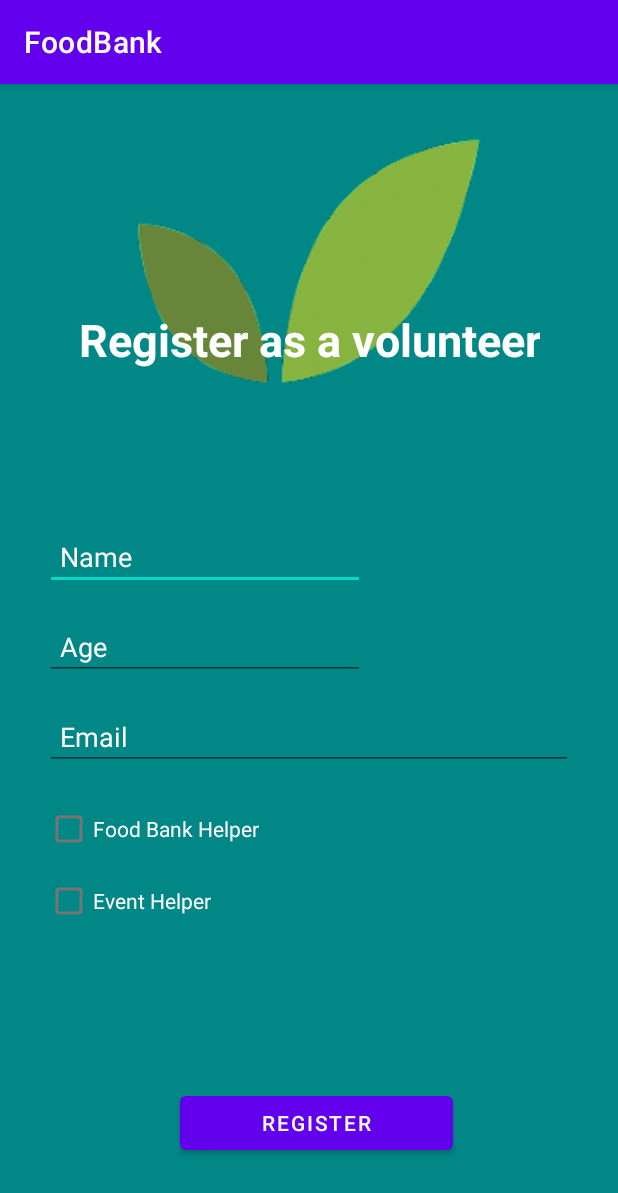
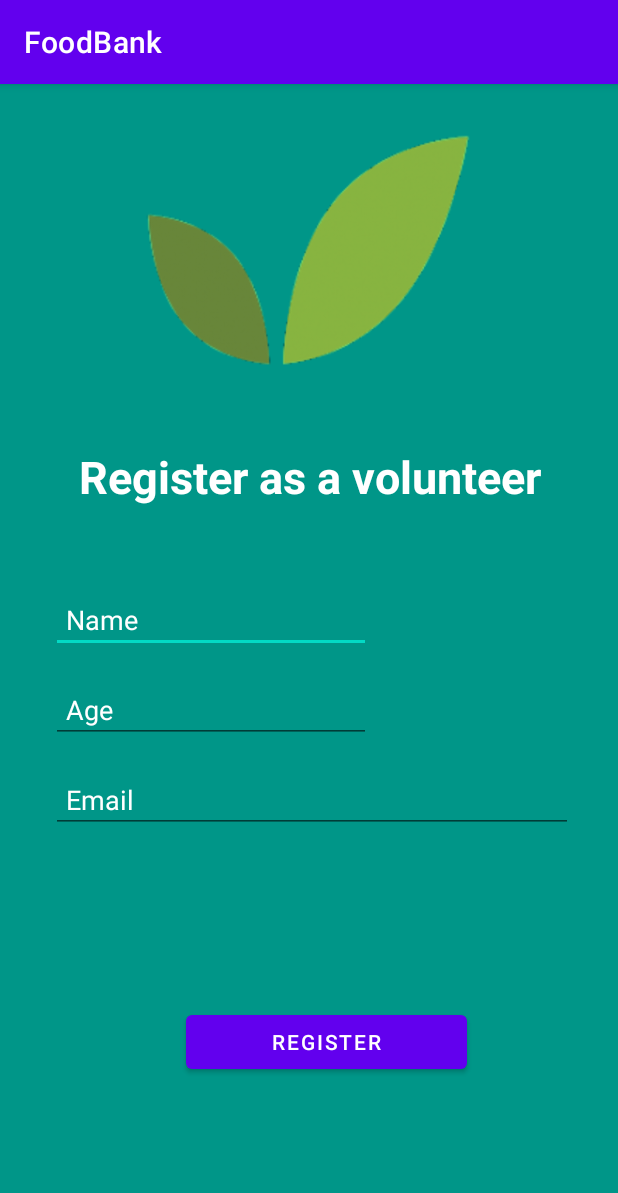
Before and after one commit to Ryanshinta/FoodBank, an Android app: the VolunteerActivity screen opened directly, with no data from a screen before it, on a phone screen of 412 x 824 dp. Shown: the top 1193 px of the screen. Run offline under Robolectric (Android 15) with nearby library versions, the phone set to English and light mode, and no system bars; our stand-ins replace Firebase (no records; nobody signed in at launch, a user with empty details on screens opened directly), data binding.

Commit message:
volunteer half

```diff
--- a/app/src/main/java/com/taruc/foodbank/VolunteerActivity.kt
+++ b/app/src/main/java/com/taruc/foodbank/VolunteerActivity.kt
@@ -1,11 +1,58 @@
 package com.taruc.foodbank
 
+import android.app.DatePickerDialog
 import androidx.appcompat.app.AppCompatActivity
 import android.os.Bundle
+import android.text.TextUtils
+import android.widget.CheckBox
+import android.widget.TextView
+import android.widget.Toast
+import androidx.databinding.DataBindingUtil
+import com.google.firebase.auth.FirebaseAuth
+import com.google.firebase.firestore.FirebaseFirestore
+import com.google.firebase.firestore.ktx.firestore
+import com.google.firebase.ktx.Firebase
+import com.taruc.foodbank.databinding.ActivityLoginBinding
+import com.taruc.foodbank.databinding.ActivityVolunteerBinding
+import com.taruc.foodbank.entity.role
 
 class VolunteerActivity : AppCompatActivity() {
+    private lateinit var binding: ActivityVolunteerBinding
+    private lateinit var auth: FirebaseAuth
+    private lateinit var db: FirebaseFirestore
     override fun onCreate(savedInstanceState: Bundle?) {
         super.onCreate(savedInstanceState)
         setContentView(R.layout.activity_volunteer)
+        binding = DataBindingUtil.setContentView(this, R.layout.activity_volunteer)
+
+        auth = FirebaseAuth.getInstance();
+        db = Firebase.firestore
+
+        binding.btnVolRegister.setOnClickListener() {
+            registerVolunteer()
+        }
+    }
+
+    private fun registerVolunteer() {
+        val name: String = binding.tvVolName.text.toString()
+        val age: String = binding.tvVolAge.text.toString()
+        val email: String = binding.tvVolEmail.text.toString()
+        //val cbFoodBankVolunteer = binding.cbFoodBankHelper
+        //val cbEventVolunteer = binding.cbEventHelper
+        val button = binding.btnVolRegister
+
+        if (TextUtils.isEmpty(name)) {
+            Toast.makeText(applicationContext, "Please enter your name!", Toast.LENGTH_LONG).show()
+            return;
+        }
+        if (TextUtils.isEmpty(age)) {
+            Toast.makeText(applicationContext, "Please enter your age!", Toast.LENGTH_LONG).show()
+            return;
+        }
+        if (TextUtils.isEmpty(email)) {
+            Toast.makeText(applicationContext, "Please enter your email!", Toast.LENGTH_LONG).show()
+            return;
+        }
+
     }
 }
--- a/app/src/main/res/layout/activity_volunteer.xml
+++ b/app/src/main/res/layout/activity_volunteer.xml
@@ -1,49 +1,53 @@
 <?xml version="1.0" encoding="utf-8"?>
-<androidx.constraintlayout.widget.ConstraintLayout xmlns:android="http://schemas.android.com/apk/res/android"
-    xmlns:app="http://schemas.android.com/apk/res-auto"
-    xmlns:tools="http://schemas.android.com/tools"
+<layout xmlns:tools="http://schemas.android.com/tools"
+    xmlns:android="http://schemas.android.com/apk/res/android"
+    xmlns:app="http://schemas.android.com/apk/res-auto">
+
+    <androidx.constraintlayout.widget.ConstraintLayout
         android:layout_width="match_parent"
-    android:background="@color/teal_700"
-    android:layout_height="match_parent">
+        android:layout_height="match_parent"
+        android:background="#009688">
 
         <ImageView
             android:id="@+id/imageView"
-        android:layout_width="match_parent"
-        android:layout_height="wrap_content"
+            android:layout_width="411dp"
+            android:layout_height="225dp"
             app:srcCompat="@drawable/logo"
             tools:ignore="MissingConstraints" />
 
         <TextView
             android:id="@+id/banner"
-        android:layout_width="wrap_content"
-        android:layout_height="86dp"
-        android:layout_marginTop="113dp"
-        android:layout_marginBottom="532dp"
+            android:layout_width="315dp"
+            android:layout_height="50dp"
+            android:layout_marginStart="49dp"
+            android:layout_marginTop="16dp"
+            android:layout_marginEnd="49dp"
             android:text="Register as a volunteer"
             android:textAlignment="center"
             android:textAppearance="@style/TextAppearance.AppCompat.Large"
             android:textColor="@color/white"
             android:textSize="30dp"
             android:textStyle="bold"
-        app:layout_constraintBottom_toBottomOf="parent"
             app:layout_constraintEnd_toEndOf="parent"
             app:layout_constraintStart_toStartOf="parent"
-        app:layout_constraintTop_toTopOf="parent"
-        app:layout_constraintVertical_bias="1.0" />
+            app:layout_constraintTop_toBottomOf="@+id/imageView" />
 
         <LinearLayout
-        android:layout_width="412dp"
-        android:layout_height="509dp"
+            android:layout_width="408dp"
+            android:layout_height="478dp"
+            android:layout_marginTop="25dp"
+            android:layout_marginBottom="51dp"
+            android:isScrollContainer="true"
             android:orientation="vertical"
             app:layout_constraintBottom_toBottomOf="parent"
             app:layout_constraintEnd_toEndOf="parent"
-        app:layout_constraintHorizontal_bias="0.0"
+            app:layout_constraintHorizontal_bias="1.0"
             app:layout_constraintStart_toStartOf="parent"
             app:layout_constraintTop_toBottomOf="@+id/banner"
-        app:layout_constraintVertical_bias="0.304">
+            app:layout_constraintVertical_bias="0.413">
 
             <EditText
-            android:id="@+id/Firstname"
+                android:id="@+id/tvVolName"
                 android:layout_width="wrap_content"
                 android:layout_height="wrap_content"
                 android:layout_marginLeft="30dp"
@@ -56,7 +60,7 @@
                 android:textColorHint="@color/white" />
 
             <EditText
-            android:id="@+id/Lastname"
+                android:id="@+id/tvVolAge"
                 android:layout_width="wrap_content"
                 android:layout_height="wrap_content"
                 android:layout_marginLeft="30dp"
@@ -68,7 +72,7 @@
                 android:textColorHint="@color/white" />
 
             <EditText
-            android:id="@+id/etEmail"
+                android:id="@+id/tvVolEmail"
                 android:layout_width="match_parent"
                 android:layout_height="wrap_content"
                 android:layout_marginLeft="30dp"
@@ -80,28 +84,10 @@
                 android:padding="10dp"
                 android:textColorHint="@color/white" />
 
-        <CheckBox
-            android:id="@+id/checkBox"
-            android:layout_width="182dp"
-            android:layout_height="wrap_content"
-            android:layout_marginLeft="30dp"
-            android:layout_marginRight="30dp"
-            android:text="Food Bank Helper"
-            android:textColor="@color/white" />
-
-
-        <CheckBox
-            android:id="@+id/checkBox2"
-            android:layout_width="182dp"
-            android:layout_height="wrap_content"
-            android:layout_marginLeft="30dp"
-            android:layout_marginRight="30dp"
-            android:text="Event Helper"
-            android:textColor="@color/white" />
 
             <Button
-            android:id="@+id/registerUser"
-            android:layout_width="182dp"
+                android:id="@+id/btnVolRegister"
+                android:layout_width="187dp"
                 android:layout_height="wrap_content"
                 android:layout_marginStart="120dp"
                 android:layout_marginTop="100dp"
@@ -112,5 +98,5 @@
                 android:textColor="@color/white" />
 
         </LinearLayout>
-
     </androidx.constraintlayout.widget.ConstraintLayout>
+</layout>
```
Lines whose indentation alone changed are shown as unchanged.
